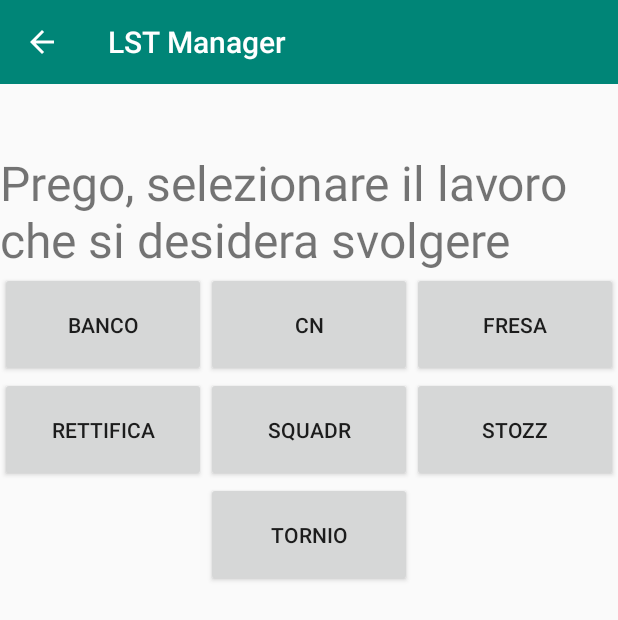
After one commit to paste94/CommesseAzalinApp2, an Android app: the ChooseMachine screen opened directly, with no data from a screen before it, on a phone screen of 412 x 824 dp. The commit adds this screen. Shown: the top 620 px of the screen. Run offline under Robolectric (Android 15) with nearby library versions, the phone set to English and light mode, and no system bars; 2 statements that could not run were skipped.

Commit message:
Aggiunte activity di commitment e macchinari

```diff
--- a/app/src/main/AndroidManifest.xml
+++ b/app/src/main/AndroidManifest.xml
@@ -9,8 +9,9 @@
         android:roundIcon="@mipmap/ic_launcher_round"
         android:supportsRtl="true"
         android:theme="@style/AppTheme">
-        <activity android:name=".ChooseCommitment"></activity>
-        <activity android:name=".MainActivity">
+        <activity android:name=".ui.ChooseMachine"></activity>
+        <activity android:name=".ui.ChooseCommitment" />
+        <activity android:name=".ui.MainActivity">
             <intent-filter>
                 <action android:name="android.intent.action.MAIN" />
 
--- /dev/null
+++ b/app/src/main/java/com/example/lstmanager/ui/ChooseMachine.kt
@@ -0,0 +1,32 @@
+package com.example.lstmanager.ui
+
+import android.graphics.PorterDuff
+import androidx.appcompat.app.AppCompatActivity
+import android.os.Bundle
+import android.util.Log
+import com.example.lstmanager.R
+import com.example.lstmanager.objects.Commitment
+import kotlinx.android.synthetic.main.activity_choose_machine.*
+
+class ChooseMachine : AppCompatActivity() {
+
+    override fun onCreate(savedInstanceState: Bundle?) {
+        super.onCreate(savedInstanceState)
+        setContentView(R.layout.activity_choose_machine)
+
+        setSupportActionBar(machineToolbar)
+        supportActionBar?.setDisplayHomeAsUpEnabled(true)
+        supportActionBar?.setDisplayShowHomeEnabled(true)
+        machineToolbar.navigationIcon?.setColorFilter(resources.getColor(R.color.common_google_signin_btn_text_dark), PorterDuff.Mode.SRC_ATOP)
+
+
+        val commitment = intent?.getSerializableExtra("commitment") as Commitment
+
+        Log.d("COMMITMENT", commitment.toString())
+    }
+
+    override fun onSupportNavigateUp(): Boolean {
+        onBackPressed()
+        return true
+    }
+}
--- /dev/null
+++ b/app/src/main/res/layout/activity_choose_machine.xml
@@ -0,0 +1,92 @@
+<?xml version="1.0" encoding="utf-8"?>
+<LinearLayout xmlns:android="http://schemas.android.com/apk/res/android"
+    xmlns:app="http://schemas.android.com/apk/res-auto"
+    xmlns:tools="http://schemas.android.com/tools"
+    android:layout_width="match_parent"
+    android:layout_height="match_parent"
+    tools:context=".ui.ChooseMachine"
+    android:orientation="vertical">
+
+    <androidx.appcompat.widget.Toolbar
+        android:id="@+id/machineToolbar"
+        android:layout_width="match_parent"
+        android:layout_height="wrap_content"
+        app:titleTextColor="@color/common_google_signin_btn_text_dark"
+        android:background="?attr/colorPrimary"/>
+
+    <TextView
+        android:id="@+id/textView3"
+        android:layout_width="wrap_content"
+        android:layout_height="wrap_content"
+        android:layout_marginTop="44dp"
+        android:text="@string/choose_machine_description"
+        app:layout_constraintEnd_toEndOf="parent"
+        android:layout_gravity="center"
+        android:textSize="32sp"
+        app:layout_constraintHorizontal_bias="0.498"
+        app:layout_constraintStart_toStartOf="parent"
+        app:layout_constraintTop_toTopOf="parent" />
+
+    <LinearLayout
+        android:layout_width="match_parent"
+        android:layout_height="70dp"
+        android:orientation="horizontal">
+        <Button
+            android:layout_width="match_parent"
+            android:layout_height="match_parent"
+            android:text="@string/banco"
+            android:layout_weight="1"/>
+        <Button
+            android:layout_width="match_parent"
+            android:layout_height="match_parent"
+            android:text="@string/cn"
+            android:layout_weight="1"/>
+        <Button
+            android:layout_width="match_parent"
+            android:layout_height="match_parent"
+            android:text="@string/fresa"
+            android:layout_weight="1"/>
+    </LinearLayout>
+    <LinearLayout
+        android:layout_width="match_parent"
+        android:layout_height="70dp"
+        android:orientation="horizontal">
+        <Button
+            android:layout_width="match_parent"
+            android:layout_height="match_parent"
+            android:text="@string/rettifica"
+            android:layout_weight="1"/>
+        <Button
+            android:layout_width="match_parent"
+            android:layout_height="match_parent"
+            android:text="@string/squadr"
+            android:layout_weight="1"/>
+        <Button
+            android:layout_width="match_parent"
+            android:layout_height="match_parent"
+            android:text="@string/stozz"
+            android:layout_weight="1"/>
+    </LinearLayout>
+
+    <LinearLayout
+        android:layout_width="match_parent"
+        android:layout_height="70dp"
+        android:orientation="horizontal">
+        <Button
+            android:layout_width="match_parent"
+            android:layout_height="match_parent"
+            android:visibility="invisible"
+            android:layout_weight="1"/>
+        <Button
+            android:layout_width="match_parent"
+            android:layout_height="match_parent"
+            android:text="@string/tornio"
+            android:layout_weight="1"/>
+        <Button
+            android:layout_width="match_parent"
+            android:layout_height="match_parent"
+            android:visibility="invisible"
+            android:layout_weight="1"/>
+    </LinearLayout>
+
+</LinearLayout>
--- a/app/src/main/res/values/strings.xml
+++ b/app/src/main/res/values/strings.xml
@@ -1,4 +1,14 @@
 <resources>
     <string name="app_name">LST Manager</string>
     <string name="scorrere_il_tag_per_cominciare">Scorrere il TAG per cominciare</string>
+    <string name="choose_commitment_description">Prego, selezionare la commessa che si desidera svolgere</string>
+    <string name="name_placeholder">NOMECOGNOME</string>
+    <string name="tornio">Tornio</string>
+    <string name="stozz">Stozz</string>
+    <string name="squadr">Squadr</string>
+    <string name="rettifica">Rettifica</string>
+    <string name="fresa">Fresa</string>
+    <string name="banco">Banco</string>
+    <string name="cn">CN</string>
+    <string name="choose_machine_description">Prego, selezionare il lavoro che si desidera svolgere</string>
 </resources>
--- a/app/src/main/res/values/styles.xml
+++ b/app/src/main/res/values/styles.xml
@@ -6,6 +6,8 @@
         <item name="colorPrimary">@color/colorPrimary</item>
         <item name="colorPrimaryDark">@color/colorPrimaryDark</item>
         <item name="colorAccent">@color/colorAccent</item>
+        <item name="windowActionBar">false</item>
+        <item name="windowNoTitle">true</item>
     </style>
 
 </resources>
```
Also changed, not shown: app/build.gradle (+6 -4 lines), app/src/main/java/com/example/lstmanager/ChooseCommitment.kt (deleted, +0 -21 lines), app/src/main/java/com/example/lstmanager/DAO/FirebaseDAO.kt (added, +43 -0 lines), app/src/main/java/com/example/lstmanager/FirebaseDAO.kt (deleted, +0 -28 lines), app/src/main/java/com/example/lstmanager/adapter/CommitmentAdapter.kt (added, +33 -0 lines), app/src/main/java/com/example/lstmanager/adapter/CommitmentListAdapter.kt (added, +48 -0 lines), app/src/main/java/com/example/lstmanager/objects/Commitment.kt (added, +27 -0 lines), app/src/main/java/com/example/lstmanager/objects/Employee.kt (added, +26 -0 lines), app/src/main/java/com/example/lstmanager/ui/ChooseCommitment.kt (added, +58 -0 lines), app/src/main/java/com/example/lstmanager/ui/MainActivity.kt (renamed from app/src/main/java/com/example/lstmanager/MainActivity.kt, +16 -16 lines), app/src/main/res/layout/activity_choose_commitment.xml (+46 -5 lines), app/src/main/res/layout/activity_main.xml (+10 -1 lines), app/src/main/res/layout/commessa_item_layout.xml (added, +35 -0 lines).
